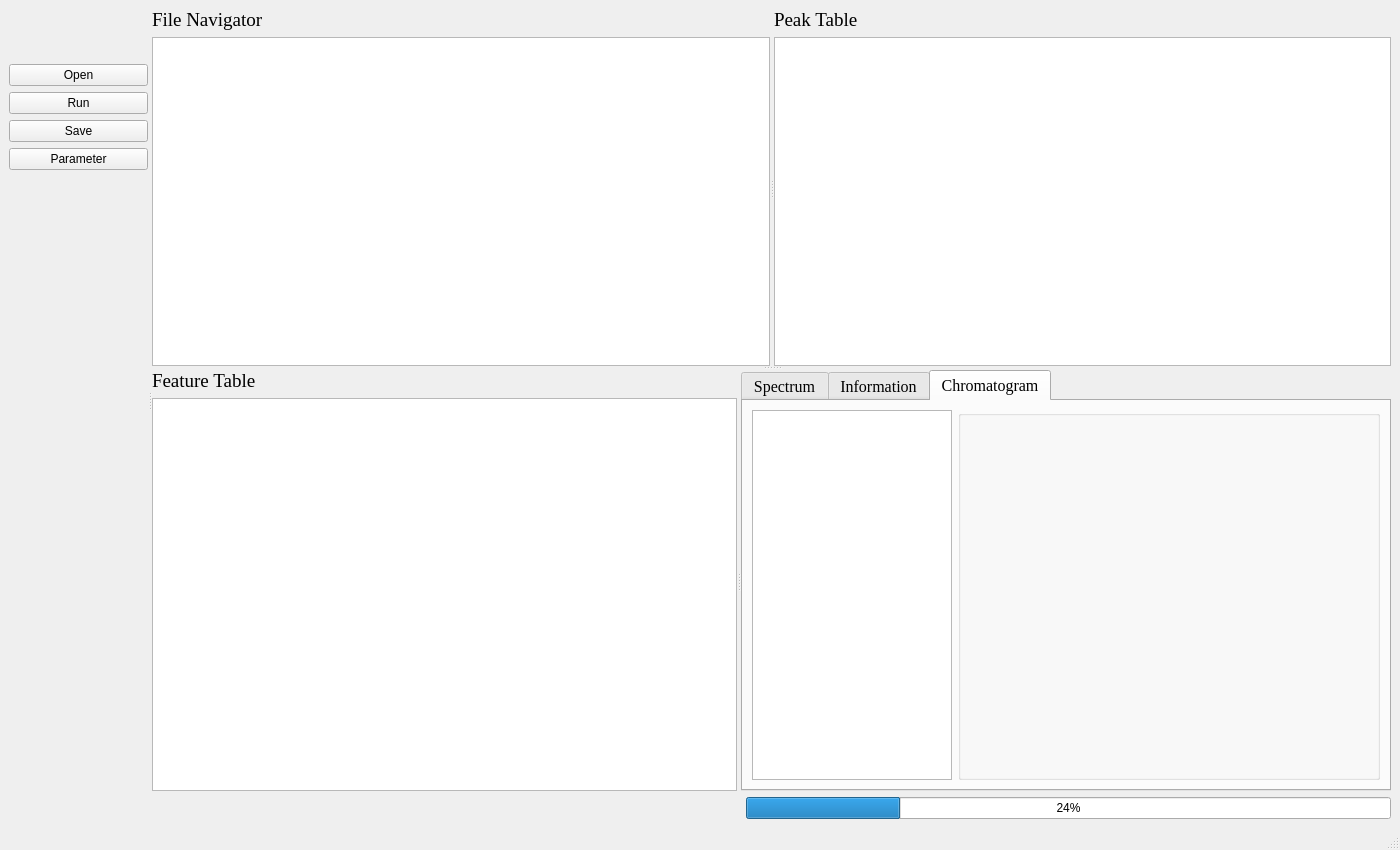
Above: ui/main.ui from hcji/AutoMS_GUI before the change. Below: the same form after it.
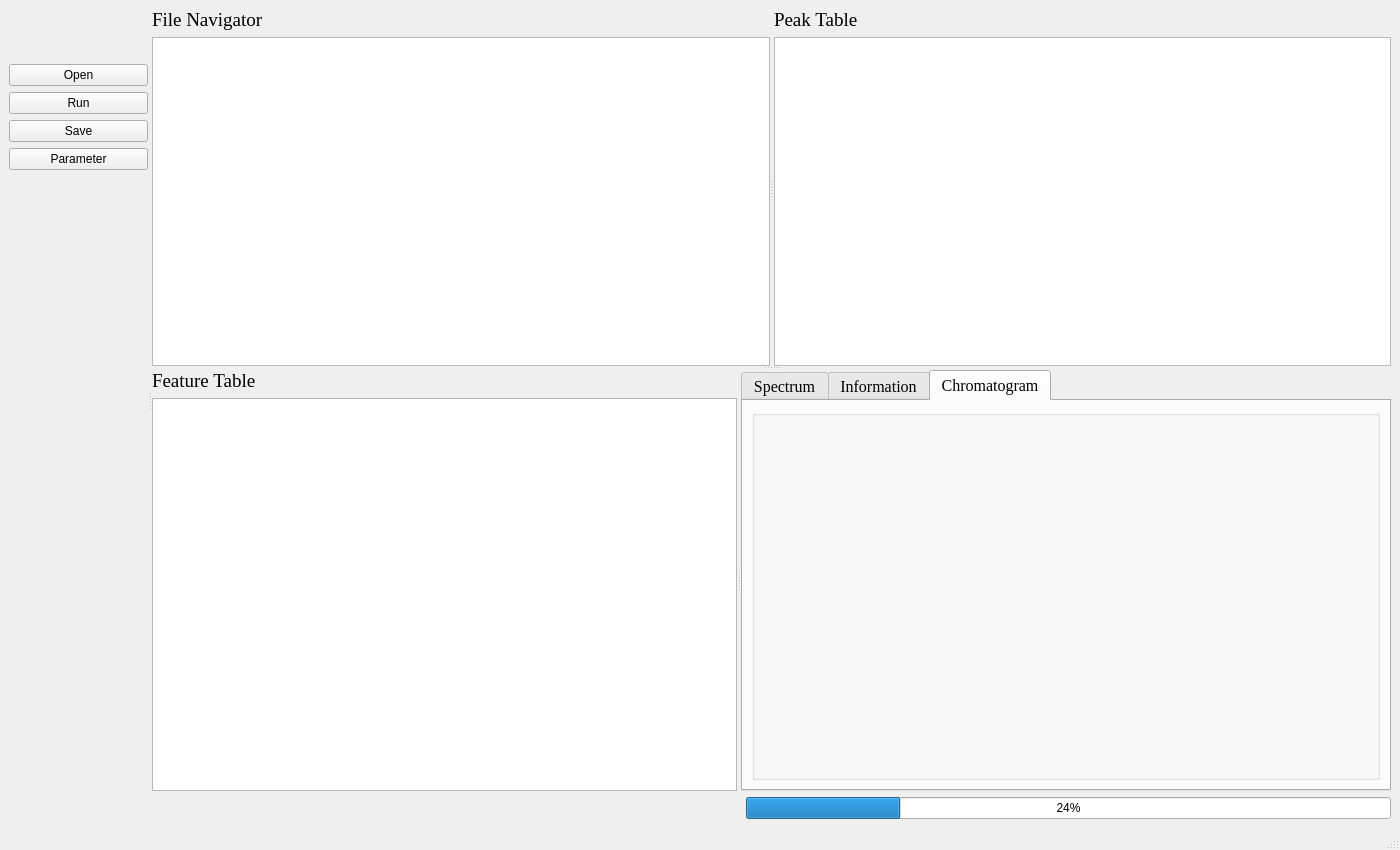
That is the form after the change. The open tabs and pages were chosen to show the change. Icons and pictures are not drawn.

Diff of the .ui file:
```diff
--- a/ui/main.ui
+++ b/ui/main.ui
@@ -419,23 +419,13 @@
            <string>Chromatogram</string>
           </attribute>
           <layout class="QGridLayout" name="gridLayout_3">
-           <item row="0" column="1">
+           <item row="0" column="0">
             <widget class="QGroupBox" name="box_chrom">
              <property name="title">
               <string/>
              </property>
             </widget>
            </item>
-           <item row="0" column="0">
-            <widget class="QListWidget" name="list_samples">
-             <property name="maximumSize">
-              <size>
-               <width>200</width>
-               <height>16777215</height>
-              </size>
-             </property>
-            </widget>
-           </item>
           </layout>
          </widget>
         </widget>
```
Left out of the diff: 2 changed lines with no effect on the pictures.
